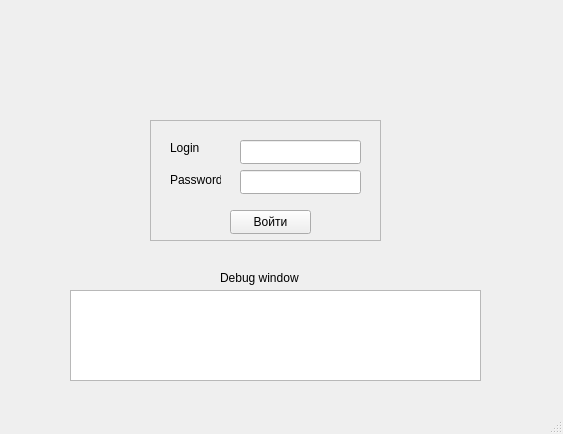
Qt form mainwindow.ui (migeliusIV/DB) before a commit.
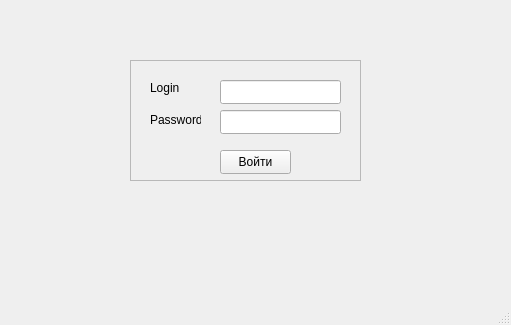
The same form after that commit.

What changed in the file:
```diff
--- a/mainwindow.ui
+++ b/mainwindow.ui
@@ -6,8 +6,8 @@
    <rect>
     <x>0</x>
     <y>0</y>
-    <width>563</width>
-    <height>434</height>
+    <width>511</width>
+    <height>325</height>
    </rect>
   </property>
   <property name="windowTitle">
@@ -17,8 +17,8 @@
    <widget class="QFrame" name="frame">
     <property name="geometry">
      <rect>
-      <x>150</x>
-      <y>120</y>
+      <x>130</x>
+      <y>60</y>
       <width>231</width>
       <height>121</height>
      </rect>
@@ -54,9 +54,9 @@
     <widget class="QPushButton" name="btnEnter">
      <property name="geometry">
       <rect>
-       <x>80</x>
+       <x>90</x>
        <y>90</y>
-       <width>81</width>
+       <width>71</width>
        <height>24</height>
       </rect>
      </property>
@@ -98,29 +98,6 @@
      </property>
     </widget>
    </widget>
-   <widget class="QTextEdit" name="teResult">
-    <property name="geometry">
-     <rect>
-      <x>70</x>
-      <y>290</y>
-      <width>411</width>
-      <height>91</height>
-     </rect>
-    </property>
-   </widget>
-   <widget class="QLabel" name="lbDebug">
-    <property name="geometry">
-     <rect>
-      <x>220</x>
-      <y>270</y>
-      <width>91</width>
-      <height>16</height>
-     </rect>
-    </property>
-    <property name="text">
-     <string>Debug window</string>
-    </property>
-   </widget>
   </widget>
   <widget class="QMenuBar" name="menubar">
    <property name="geometry">
```
Left out of the diff: 2 changed lines with no effect on the pictures.
